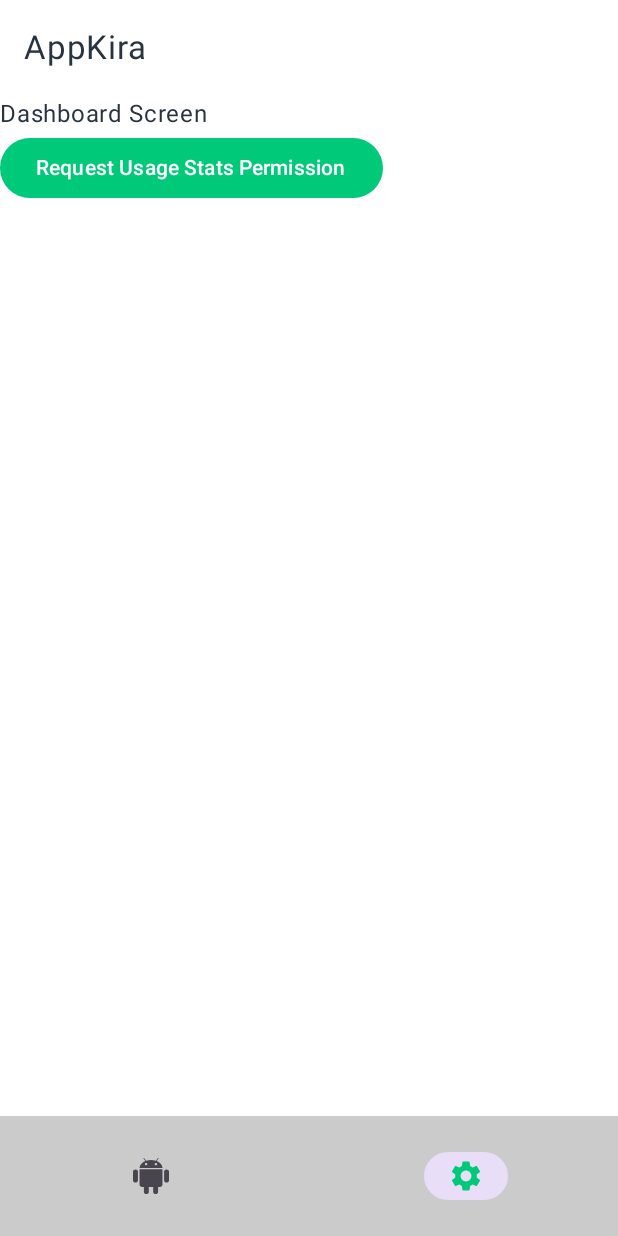
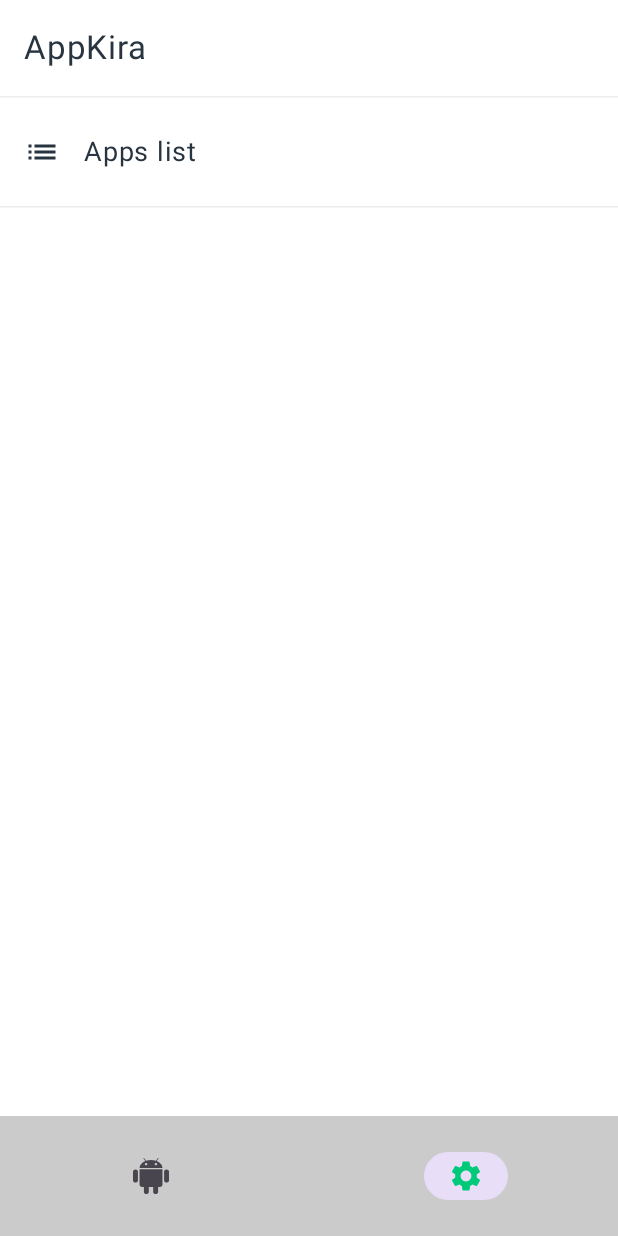
Before and after one commit to Noddy20/AppKira, an Android app built with Jetpack Compose: the @Preview function HomeScreenPreview, item 2 of the bottom bar chosen, on a phone screen of 412 x 824 dp. Run offline under Robolectric (Android 15) with nearby library versions, the light colour scheme and no system bars; our stand-ins replace Dagger/Hilt's generated code; libraries missing offline, so code that uses them is left out: androidx.hilt.lifecycle.

Commit message:
Added Dashboard screen Apps list info item UI

```diff
--- a/app/src/main/java/com/nnk/appkira/presentation/features/home/screens/dashboard/DashboardScreen.kt
+++ b/app/src/main/java/com/nnk/appkira/presentation/features/home/screens/dashboard/DashboardScreen.kt
@@ -1,33 +1,86 @@
 package com.nnk.appkira.presentation.features.home.screens.dashboard
 
-import android.app.AppOpsManager
-import android.content.Context
-import android.content.Intent
-import android.content.pm.PackageManager
-import android.net.Uri
-import android.provider.Settings
+import androidx.compose.foundation.background
+import androidx.compose.foundation.layout.Arrangement
 import androidx.compose.foundation.layout.Column
-import androidx.compose.material3.Button
+import androidx.compose.foundation.layout.Row
+import androidx.compose.foundation.layout.fillMaxSize
+import androidx.compose.foundation.layout.fillMaxWidth
+import androidx.compose.foundation.layout.padding
+import androidx.compose.material.icons.Icons
+import androidx.compose.material.icons.automirrored.filled.List
+import androidx.compose.material3.HorizontalDivider
+import androidx.compose.material3.Icon
+import androidx.compose.material3.MaterialTheme
 import androidx.compose.material3.Text
 import androidx.compose.runtime.Composable
-import androidx.compose.ui.platform.LocalContext
-import androidx.core.content.ContextCompat
-import com.nnk.appkira.core.system.PermissionManager
+import androidx.compose.ui.Alignment
+import androidx.compose.ui.Modifier
+import androidx.compose.ui.graphics.vector.ImageVector
+import androidx.compose.ui.res.stringResource
+import androidx.compose.ui.tooling.preview.Preview
+import com.nnk.appkira.R
+import com.nnk.appkira.presentation.designsystem.dimen.AppDimen
+import com.nnk.appkira.presentation.designsystem.theme.AppKiraTheme
 
 @Composable
 fun DashboardScreen() {
-    val context = LocalContext.current
-
-    Column {
-        Text("Dashboard Screen")
-
-        Button(onClick = {
-            val pm = PermissionManager.getInstance(context)
-            if (pm.isUsageStatePermissionGranted().not()) {
-                pm.launchUsageAccessSettings()
-            }
-        }) {
-            Text("Request Usage Stats Permission")
-        }
+    Column(
+        modifier =
+            Modifier
+                .fillMaxSize(),
+        verticalArrangement = Arrangement.spacedBy(AppDimen.DimenX),
+    ) {
+        HorizontalDivider(
+            modifier = Modifier,
+            thickness = AppDimen.Dimen1,
+            color = MaterialTheme.colorScheme.onSurface.copy(alpha = 0.1f),
+        )
+        ListItem(
+            icon = Icons.AutoMirrored.Default.List,
+            text = stringResource(R.string.apps_list),
+        )
     }
 }
+
+@Composable
+private fun ListItem(
+    icon: ImageVector,
+    text: String,
+) {
+    Row(
+        modifier =
+            Modifier
+                .fillMaxWidth()
+                .padding(
+                    horizontal = AppDimen.Dimen4X,
+                    vertical = AppDimen.Dimen5X,
+                ),
+        verticalAlignment = Alignment.CenterVertically,
+        horizontalArrangement = Arrangement.spacedBy(AppDimen.Dimen4X),
+    ) {
+        Icon(
+            imageVector = icon,
+            contentDescription = stringResource(R.string.content_desc_info_list_icon, text),
+            tint = MaterialTheme.colorScheme.onBackground,
+        )
+        Text(
+            text = text,
+            style = MaterialTheme.typography.titleMedium,
+            color = MaterialTheme.colorScheme.onBackground,
+        )
+    }
+    HorizontalDivider(
+        modifier = Modifier,
+        thickness = AppDimen.Dimen1,
+        color = MaterialTheme.colorScheme.onSurface.copy(alpha = 0.1f),
+    )
+}
+
+@Preview
+@Composable
+private fun PreviewDashboardScreen() {
+    AppKiraTheme {
+        DashboardScreen()
+    }
+}
--- a/app/src/main/res/values/strings.xml
+++ b/app/src/main/res/values/strings.xml
@@ -27,7 +27,7 @@
     <string name="permission_usage_access">Usage Access</string>
     <string name="permission_already_granted">Permission already granted \u2713</string>
     <string name="grant_required_permissions">Grant required permissions!</string>
-
+    <string name="apps_list">Apps list</string>
     <string name="accessibility_service_description">Enabling this feature allows AppKira to automatically force stop apps without manual intervention.
 \n
 \nAdvantages:
@@ -42,4 +42,5 @@
     <string name="content_desc_app_info_icon">%s app icon</string>
     <string name="content_desc_app_kira_logo">App Kira logo</string>
     <string name="content_desc_selected_stop_mode_arrow">Selected stop mode arrow</string>
+    <string name="content_desc_info_list_icon">%s icon</string>
 </resources>
```
